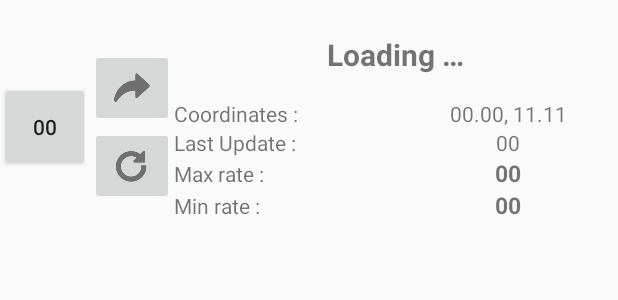
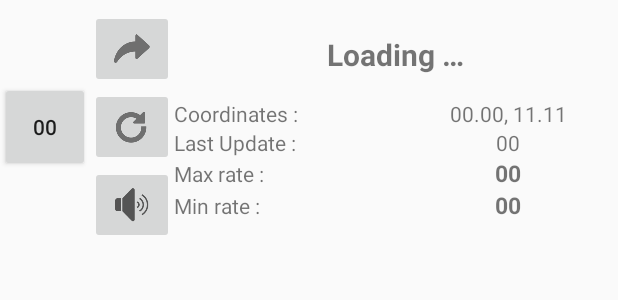
Before and after one commit to Psykotik/PollutionChecker, an Android app: the layout my_layout.xml on its own in the app's theme, with its tools: preview values and no code run, on a phone screen of 412 x 824 dp. Shown: the top 300 px of the screen. Run offline under Robolectric (Android 15) with nearby library versions, the phone set to English and light mode, and no system bars; network calls fail.

Commit message:
[Add - Trello feature] Play sound when pollution level is above 50 units
On a button click, a sound would be played if the pollution level is
above 50 units. AH

```diff
--- a/app/src/main/res/layout/my_layout.xml
+++ b/app/src/main/res/layout/my_layout.xml
@@ -40,6 +40,17 @@
                 android:layout_height="wrap_content"
                 android:contentDescription="@string/refresh"
                 android:src="@drawable/icon_refresh" />
+        </TableRow>
+
+        <!-- ligne son -->
+        <TableRow>
+
+            <ImageButton
+                android:id="@+id/button_sound"
+                android:layout_width="wrap_content"
+                android:layout_height="wrap_content"
+                android:contentDescription="@string/sound"
+                android:src="@drawable/icon_sound" />
         </TableRow>
 
     </TableLayout>
--- a/app/src/main/res/values/strings.xml
+++ b/app/src/main/res/values/strings.xml
@@ -10,4 +10,5 @@
     <string name="gpsPlaceholder" translatable="false">00.00, 11.11</string>
     <string name="refresh">Refresh</string>
     <string name="share">Share</string>
+    <string name="sound">Sound</string>
 </resources>
```
Also changed, not shown: app/src/main/java/fr/jordanlambert/myandroidapplication/tools/MyAdapter.java (+38 -0 lines), 1 other file.
